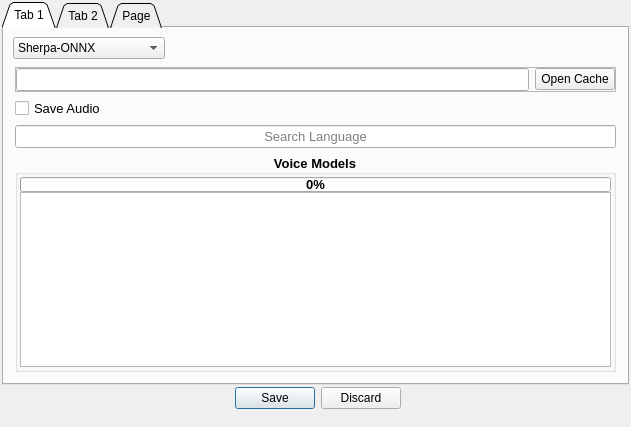
First picture: the form in GUI_TranslateAndTTS/form.ui, repository AceCentre/AACSpeakHelper, before the edit.
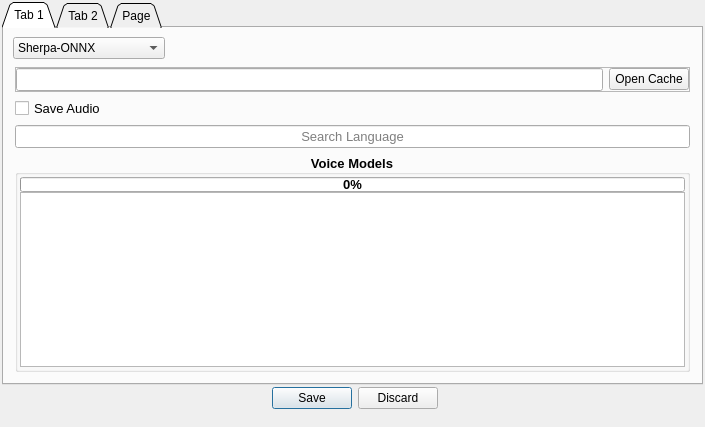
Second picture: the form after the edit. Icons and pictures are not drawn.

Patch:
```diff
--- a/GUI_TranslateAndTTS/form.ui
+++ b/GUI_TranslateAndTTS/form.ui
@@ -6,7 +6,7 @@
    <rect>
     <x>0</x>
     <y>0</y>
-    <width>631</width>
+    <width>705</width>
     <height>427</height>
    </rect>
   </property>
@@ -1017,6 +1017,12 @@
               </item>
               <item>
                <widget class="QListWidget" name="onnx_listWidget">
+                <property name="styleSheet">
+                 <string notr="true">QListWidget::item:selected {
+        background-color: blue;
+        color: white;
+    }</string>
+                </property>
                 <property name="horizontalScrollBarPolicy">
                  <enum>Qt::ScrollBarAlwaysOff</enum>
                 </property>
```
Left out of the diff: 40 changed lines with no effect on the pictures.
